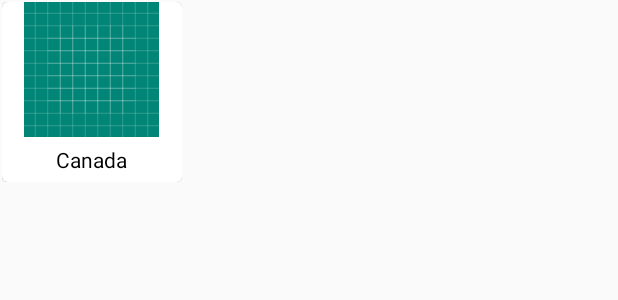
After one commit to SI3IHM20182019-R2/La-meilleure-appli-de-regime, an Android app: the layout card_information_complementaire.xml on its own in the app's theme, with its tools: preview values and no code run, on a phone screen of 412 x 824 dp. The commit adds this screen. Shown: the top 300 px of the screen. Run offline under Robolectric (Android 15) with nearby library versions, the phone set to English and light mode, and no system bars.

Commit message:
Ajout de la recyclerView dans la page Mes objectifs

```diff
--- /dev/null
+++ b/Android/Regime_App/app/src/main/res/layout/card_information_complementaire.xml
@@ -0,0 +1,48 @@
+<?xml version="1.0" encoding="utf-8"?>
+<RelativeLayout xmlns:android="http://schemas.android.com/apk/res/android"
+    android:layout_width="wrap_content"
+    android:layout_height="wrap_content"
+    xmlns:app="http://schemas.android.com/apk/res-auto"
+    android:layout_margin="1dp">
+
+    <android.support.v7.widget.CardView
+        android:layout_width="120dp"
+        android:layout_height="120dp"
+        app:cardCornerRadius="4dp"
+        app:cardMaxElevation="2dp"
+        app:cardElevation="1dp"
+        android:layout_centerInParent="true">
+
+
+        <RelativeLayout
+            android:layout_width="match_parent"
+            android:layout_height="match_parent">
+
+
+            <ImageView
+                android:layout_width="90dp"
+                android:layout_height="90dp"
+                android:layout_centerHorizontal="true"
+                android:id="@+id/image_view"
+                android:src="@drawable/ic_launcher_background"/>
+
+            <TextView
+                android:layout_width="wrap_content"
+                android:layout_height="20dp"
+                android:text="Canada"
+                android:layout_below="@+id/image_view"
+                android:id="@+id/name"
+                android:layout_centerHorizontal="true"
+                android:gravity="center"
+                android:layout_marginTop="5dp"
+                android:textColor="#000"
+                android:layout_marginBottom="5dp"
+                android:autoSizeTextType="uniform"
+                android:autoSizeMinTextSize="8sp"
+                android:autoSizeMaxTextSize="15sp"/>
+
+        </RelativeLayout>
+
+    </android.support.v7.widget.CardView>
+
+</RelativeLayout>
--- a/Android/Regime_App/app/src/main/res/layout/objectifs.xml
+++ b/Android/Regime_App/app/src/main/res/layout/objectifs.xml
@@ -1,8 +1,12 @@
 <?xml version="1.0" encoding="utf-8"?>
 <android.support.constraint.ConstraintLayout
     xmlns:android="http://schemas.android.com/apk/res/android"
+    xmlns:app="http://schemas.android.com/apk/res-auto"
+    xmlns:tools="http://schemas.android.com/tools"
     android:layout_width="match_parent"
-    android:layout_height="match_parent">
+    android:layout_height="match_parent"
+    tools:context=".MainActivity"
+    android:background="#f2f2f2">
 
     <android.support.v7.widget.RecyclerView
         android:layout_width="match_parent"
```
Also changed, not shown: Android/Regime_App/app/src/main/java/com/example/regime_app/MenuFragments/ObjectifsFragment.java (+21 -23 lines), Android/Regime_App/app/src/main/java/com/example/regime_app/MenuFragments/RecyclerViewAdapter.java (+10 -12 lines).
